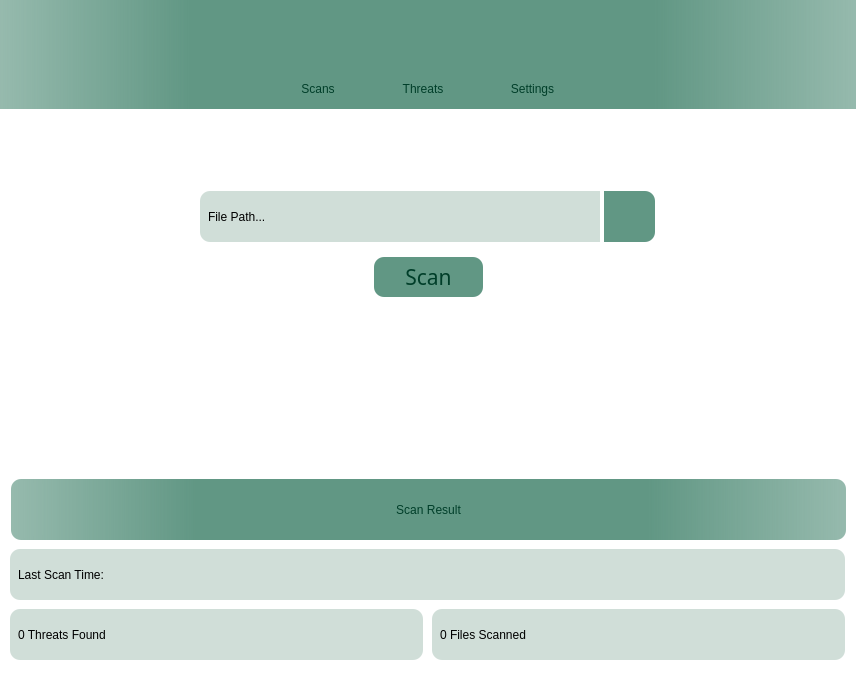
Ohadgips/AV-OG, file GUI/AV_GUI.ui: the form before one commit.
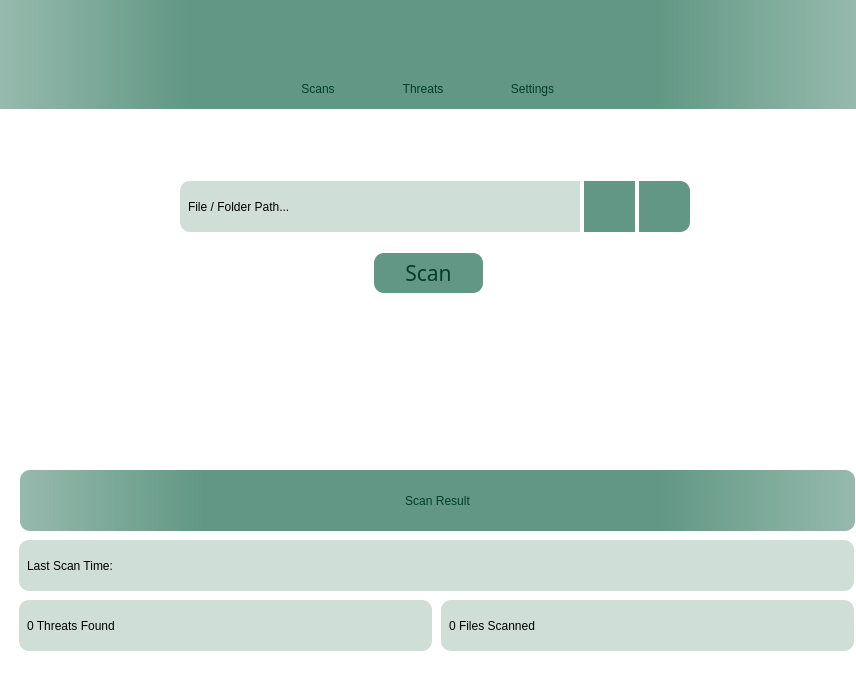
The form after the commit. Icons and pictures are not drawn.

Commit message: GUI Setup Code Part 2 (Folder & Files Buttons)

```diff
--- a/GUI/AV_GUI.ui
+++ b/GUI/AV_GUI.ui
@@ -921,21 +921,6 @@
          </widget>
          <widget class="QWidget" name="scansPage">
           <layout class="QGridLayout" name="gridLayout">
-           <property name="leftMargin">
-            <number>0</number>
-           </property>
-           <property name="topMargin">
-            <number>0</number>
-           </property>
-           <property name="rightMargin">
-            <number>0</number>
-           </property>
-           <property name="bottomMargin">
-            <number>0</number>
-           </property>
-           <property name="spacing">
-            <number>0</number>
-           </property>
            <item row="0" column="1">
             <spacer name="verticalSpacer_3">
              <property name="orientation">
@@ -966,14 +951,14 @@
             <widget class="QWidget" name="filePathWidget" native="true">
              <property name="minimumSize">
               <size>
-               <width>465</width>
+               <width>521</width>
                <height>63</height>
               </size>
              </property>
              <property name="maximumSize">
               <size>
-               <width>465</width>
-               <height>63</height>
+               <width>521</width>
+               <height>4000</height>
               </size>
              </property>
              <layout class="QHBoxLayout" name="filePathLayout">
@@ -1016,12 +1001,59 @@
 border-bottom-left-radius: 10px</string>
                 </property>
                 <property name="text">
-                 <string>File Path...</string>
+                 <string>File / Folder Path...</string>
                 </property>
                </widget>
               </item>
               <item>
-               <widget class="QPushButton" name="pathBtn">
+               <widget class="QPushButton" name="filePathBtn">
+                <property name="minimumSize">
+                 <size>
+                  <width>51</width>
+                  <height>51</height>
+                 </size>
+                </property>
+                <property name="maximumSize">
+                 <size>
+                  <width>51</width>
+                  <height>51</height>
+                 </size>
+                </property>
+                <property name="styleSheet">
+                 <string notr="true">QPushButton{
+	font: 12pt &quot;Alata&quot;;
+	color: rgb(0, 62, 41);
+	padding: 2px 5px;
+	margin: 0;
+	background: none;
+	background-color: rgb(97, 151, 132);
+	border-style: outset
+	}
+
+QPushButton:hover {
+background:rgba(75, 117, 102, 220)
+	}</string>
+                </property>
+                <property name="text">
+                 <string/>
+                </property>
+                <property name="icon">
+                 <iconset resource="AV_Icons.qrc">
+                  <normaloff>:/AV ICO/AV_Icons/onefile.ico</normaloff>:/AV ICO/AV_Icons/onefile.ico</iconset>
+                </property>
+                <property name="iconSize">
+                 <size>
+                  <width>24</width>
+                  <height>24</height>
+                 </size>
+                </property>
+                <property name="checkable">
+                 <bool>true</bool>
+                </property>
+               </widget>
+              </item>
+              <item>
+               <widget class="QPushButton" name="folderPathBtn">
                 <property name="minimumSize">
                  <size>
                   <width>51</width>
```
The commit also changes 7 other files.
